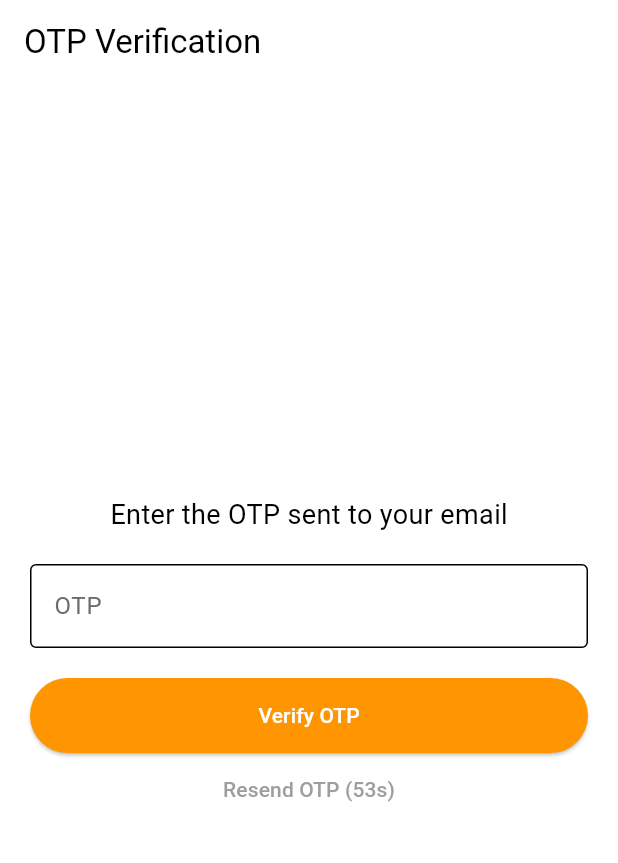
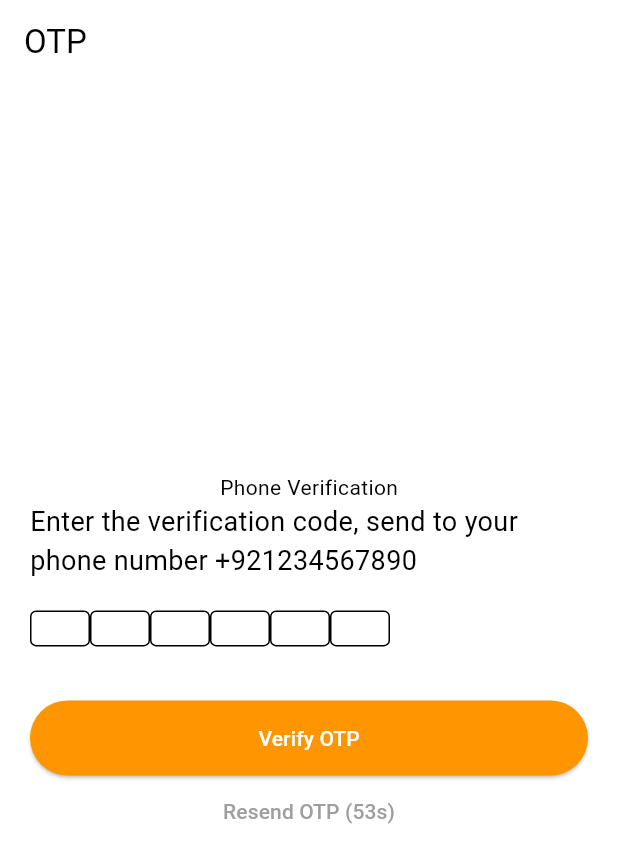
Before and after one commit to 3SyedShayan/account_login, a Flutter app: the screen it shows after launch, on a phone screen of 412 x 824 dp. Shown: the top 863 px of the screen. Run offline on Flutter 3.47's test engine with Material 3 defaults, Android fonts, the phone set to English and light mode, and no system bars; our stand-ins replace firebase_auth, firebase_core; accounts and stored records are empty; network calls fail; Roboto replaces fonts that are missing (Poppins).

Commit message:
Input Fields and Focus Node added

```diff
--- a/lib/screens/otp.dart
+++ b/lib/screens/otp.dart
@@ -19,6 +19,14 @@ class _OTPScreenState extends State<OTPScreen> {
   TextEditingController _otpController = TextEditingController();
   Timer? _timer;
   int _start = 60;
+  List<TextEditingController> _otpControllers = List.generate(
+    6,
+    (_) => TextEditingController(),
+  );
+  List<FocusNode> _otpFocusNode = List.generate(6, (_) => FocusNode());
+  String getOTP() {
+    return _otpControllers.map((controller) => controller.text).join();
+  }
 
   void initState() {
     super.initState();
@@ -81,6 +89,12 @@ class _OTPScreenState extends State<OTPScreen> {
     }
   }
 
+  void dispose() {
+    _timer?.cancel();
+    _otpController.dispose();
+    super.dispose();
+  }
+
   @override
   Widget build(BuildContext context) {
     Widget otpField;
@@ -90,19 +104,44 @@ class _OTPScreenState extends State<OTPScreen> {
         child: Column(
           mainAxisAlignment: MainAxisAlignment.center,
           children: [
+            Text("Phone Verification"),
             Text(
-              'Enter the OTP sent to your email',
+              'Enter the verification code, send to your phone number +921234567890',
               style: TextStyle(fontSize: 18),
             ),
             SizedBox(height: 20),
-            TextField(
-              controller: _otpController,
-              decoration: InputDecoration(
-                labelText: 'OTP',
-                border: OutlineInputBorder(),
-              ),
-              keyboardType: TextInputType.number,
-              inputFormatters: [FilteringTextInputFormatter.digitsOnly],
+            Row(
+              children: List.generate(6, (index) {
+                return Container(
+                  width: 40,
+                  height: 40,
+                  child: TextFormField(
+                    focusNode: _otpFocusNode[index],
+                    controller: _otpControllers[index],
+                    decoration: InputDecoration(border: OutlineInputBorder()),
+                    keyboardType: TextInputType.number,
+                    inputFormatters: [FilteringTextInputFormatter.digitsOnly],
+                    maxLength: 1,
+                    onChanged: (value) {
+                      if (value.isNotEmpty) {
+                        if (index < 5) {
+                          FocusScope.of(
+                            context,
+                          ).requestFocus(_otpFocusNode[index + 1]);
+                        } else {
+                          FocusScope.of(context).unfocus();
+                        }
+                      } else {
+                        if (index > 0) {
+                          FocusScope.of(
+                            context,
+                          ).requestFocus(_otpFocusNode[index - 1]);
+                        }
+                      }
+                    },
+                  ),
+                );
+              }),
             ),
             SizedBox(height: 20),
             ElevatedButton(
@@ -134,7 +173,7 @@ class _OTPScreenState extends State<OTPScreen> {
       );
     }
     return Scaffold(
-      appBar: AppBar(title: Text('OTP Verification')),
+      appBar: AppBar(title: Text('OTP')),
       body: otpField,
     );
   }
```
